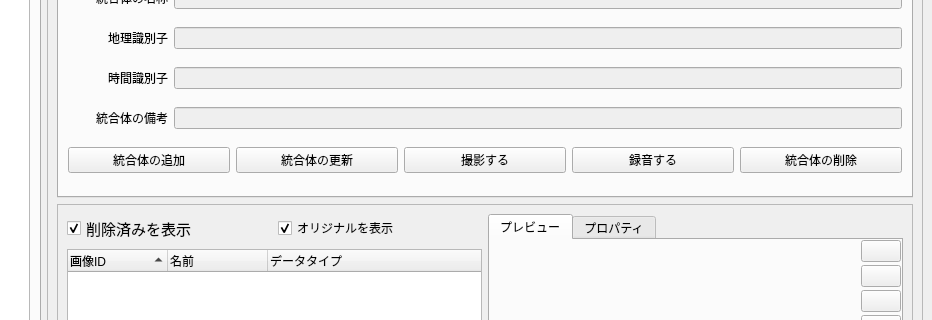
yufujimoto/SurveyDataCollector, file ui/mainWindow.ui: the form before one commit; both pictures show x 468 to 1400 and y 144 to 464 of the 1400 by 822 pixel window.
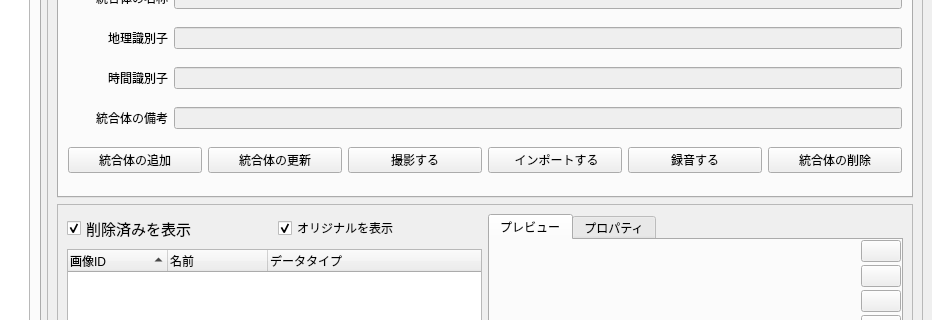
The form after the commit. Icons and pictures are not drawn.

Patch:
```diff
--- a/ui/mainWindow.ui
+++ b/ui/mainWindow.ui
@@ -506,6 +506,13 @@
                </property>
               </widget>
              </item>
+             <item>
+              <widget class="QPushButton" name="btn_con_imp">
+               <property name="text">
+                <string> インポートする</string>
+               </property>
+              </widget>
+             </item>
              <item>
               <widget class="QPushButton" name="btn_con_rec">
                <property name="text">
```
Left out of the diff: 7 changed lines with no effect on the pictures.
